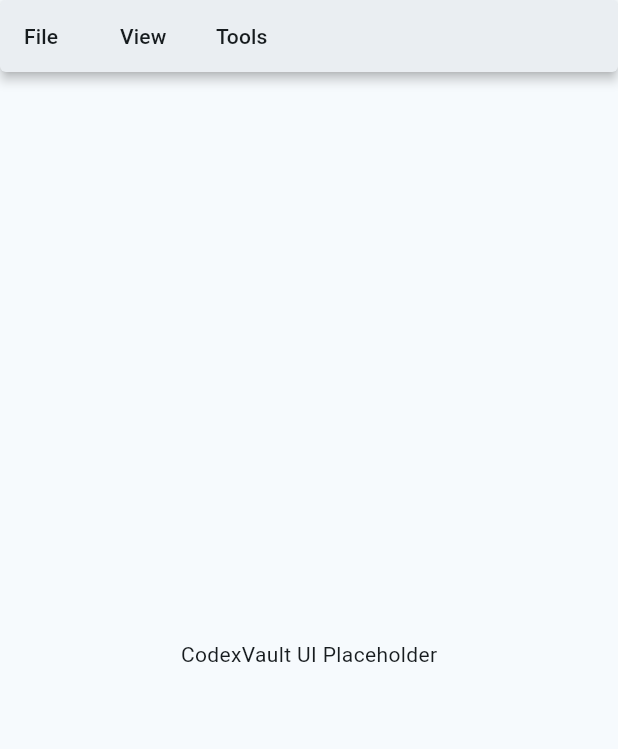
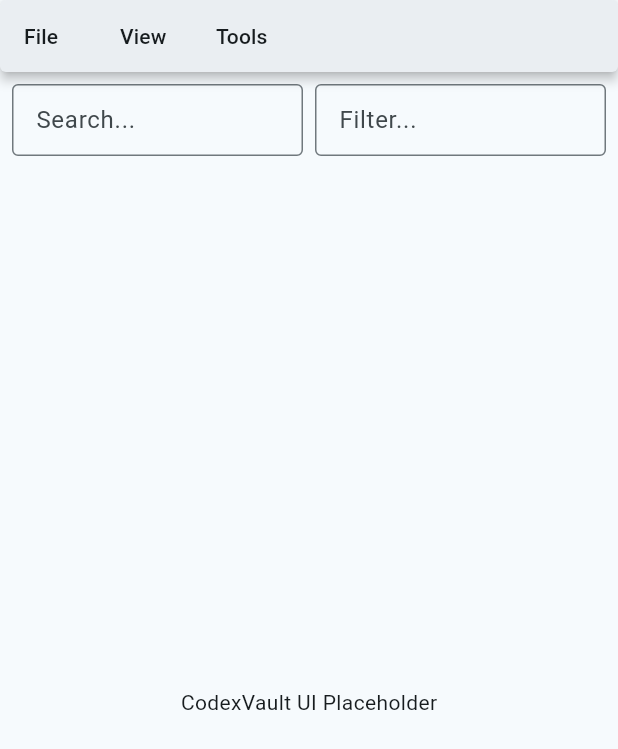
Before and after one commit to cohinteractive/exiv, a Flutter app: the screen it shows after launch, on a phone screen of 412 x 824 dp. Shown: the top 749 px of the screen. Run offline on Flutter 3.47's test engine with Material 3 defaults, Android fonts, the phone set to English and light mode, and no system bars; missing offline and left inert: window_manager.

Commit message:
log: update

```diff
--- a/lib/main.dart
+++ b/lib/main.dart
@@ -32,8 +32,24 @@ class CodexVaultApp extends StatelessWidget {
   }
 }
 
-class ScaffoldWithMenu extends StatelessWidget {
+class ScaffoldWithMenu extends StatefulWidget {
   const ScaffoldWithMenu({super.key});
+
+  @override
+  State<ScaffoldWithMenu> createState() => _ScaffoldWithMenuState();
+
+}
+
+class _ScaffoldWithMenuState extends State<ScaffoldWithMenu> {
+  final TextEditingController _searchController = TextEditingController();
+  final TextEditingController _filterController = TextEditingController();
+
+  @override
+  void dispose() {
+    _searchController.dispose();
+    _filterController.dispose();
+    super.dispose();
+  }
 
   @override
   Widget build(BuildContext context) {
@@ -42,7 +58,46 @@ class ScaffoldWithMenu extends StatelessWidget {
         preferredSize: const Size.fromHeight(kToolbarHeight),
         child: const MenuBarWidget(),
       ),
-      body: const Center(child: Text('CodexVault UI Placeholder')),
+      body: Column(
+        children: [
+          Padding(
+            padding: const EdgeInsets.all(8.0),
+            child: SizedBox(
+              height: 48,
+              child: Row(
+                children: [
+                  Expanded(
+                    child: TextField(
+                      controller: _searchController,
+                      onChanged: (value) => print('Search: $value'),
+                      decoration: const InputDecoration(
+                        labelText: 'Search...',
+                        border: OutlineInputBorder(),
+                      ),
+                    ),
+                  ),
+                  const SizedBox(width: 8),
+                  Expanded(
+                    child: TextField(
+                      controller: _filterController,
+                      onChanged: (value) => print('Filter: $value'),
+                      decoration: const InputDecoration(
+                        labelText: 'Filter...',
+                        border: OutlineInputBorder(),
+                      ),
+                    ),
+                  ),
+                ],
+              ),
+            ),
+          ),
+          const Expanded(
+            child: Center(
+              child: Text('CodexVault UI Placeholder'),
+            ),
+          ),
+        ],
+      ),
     );
   }
 }
```
Also changed, not shown: 1 other file.
